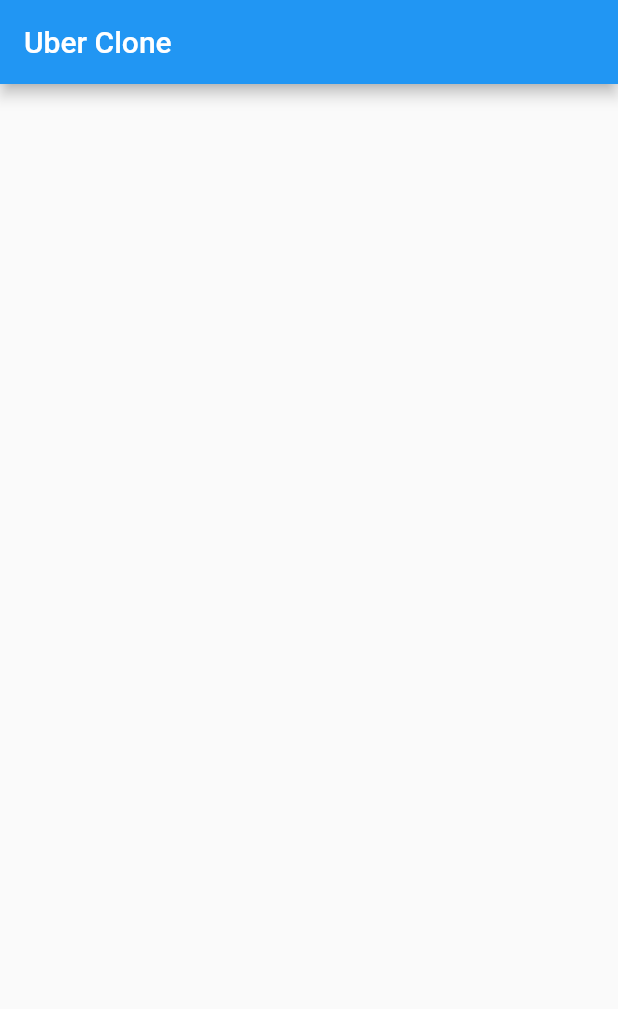
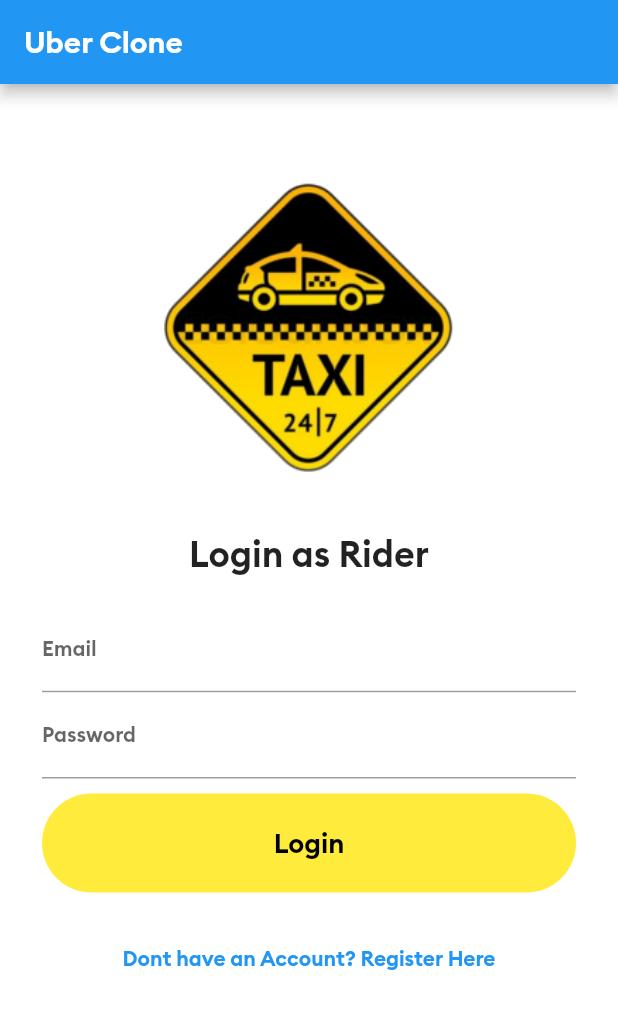
Before and after one commit to eagleeye0/uber_clone, a Flutter app: the screen it shows after launch, on a phone screen of 412 x 824 dp. Shown: the top 1009 px of the screen. Run offline on Flutter 3.47's test engine with Material 2 defaults, Android fonts, the light colour scheme and no system bars.

Commit message:
added login screen

```diff
--- a/uber_clone/analysis_options.yaml
+++ b/uber_clone/analysis_options.yaml
@@ -10,20 +10,20 @@
 include: package:flutter_lints/flutter.yaml
 
 linter:
-  # The lint rules applied to this project can be customized in the
-  # section below to disable rules from the `package:flutter_lints/flutter.yaml`
-  # included above or to enable additional rules. A list of all available lints
-  # and their documentation is published at
-  # https://dart-lang.github.io/linter/lints/index.html.
-  #
-  # Instead of disabling a lint rule for the entire project in the
-  # section below, it can also be suppressed for a single line of code
-  # or a specific dart file by using the `// ignore: name_of_lint` and
-  # `// ignore_for_file: name_of_lint` syntax on the line or in the file
-  # producing the lint.
-  rules:
-    # avoid_print: false  # Uncomment to disable the `avoid_print` rule
-    # prefer_single_quotes: true  # Uncomment to enable the `prefer_single_quotes` rule
-
+    # The lint rules applied to this project can be customized in the
+    # section below to disable rules from the `package:flutter_lints/flutter.yaml`
+    # included above or to enable additional rules. A list of all available lints
+    # and their documentation is published at
+    # https://dart-lang.github.io/linter/lints/index.html.
+    #
+    # Instead of disabling a lint rule for the entire project in the
+    # section below, it can also be suppressed for a single line of code
+    # or a specific dart file by using the `// ignore: name_of_lint` and
+    # `// ignore_for_file: name_of_lint` syntax on the line or in the file
+    # producing the lint.
+    rules:
+        prefer_const_constructors: false
+        # avoid_print: false  # Uncomment to disable the `avoid_print` rule
+        # prefer_single_quotes: true  # Uncomment to enable the `prefer_single_quotes` rule
 # Additional information about this file can be found at
 # https://dart.dev/guides/language/analysis-options
--- /dev/null
+++ b/uber_clone/lib/Screens/login_screen.dart
@@ -0,0 +1,110 @@
+import 'package:flutter/material.dart';
+
+class LoginScreen extends StatelessWidget {
+  const LoginScreen({Key? key}) : super(key: key);
+
+  @override
+  Widget build(BuildContext context) {
+    return Scaffold(
+      backgroundColor: Colors.white,
+      body: SingleChildScrollView(
+        child: Padding(
+          padding: const EdgeInsets.all(8.0),
+          child: Column(
+            children: [
+              SizedBox(
+                height: 35,
+              ),
+              Image(
+                image: AssetImage("images/logo.png"),
+                width: 390,
+                height: 240,
+                alignment: Alignment.center,
+              ),
+              SizedBox(height: 15),
+              Text(
+                "Login as Rider",
+                textAlign: TextAlign.center,
+                style: TextStyle(
+                  fontSize: 24,
+                  fontFamily: "Brand-Bold",
+                ),
+              ),
+              Padding(
+                padding: const EdgeInsets.all(20.0),
+                child: Column(
+                  children: [
+                    SizedBox(
+                      height: 1,
+                    ),
+                    TextField(
+                      keyboardType: TextInputType.emailAddress,
+                      decoration: InputDecoration(
+                        labelText: "Email",
+                        labelStyle: TextStyle(
+                          fontSize: 14,
+                        ),
+                        hintStyle: TextStyle(
+                          color: Colors.grey,
+                          fontSize: 10,
+                        ),
+                      ),
+                      style: TextStyle(
+                        fontSize: 14,
+                      ),
+                    ),
+                    SizedBox(height: 1),
+                    TextField(
+                      keyboardType: TextInputType.visiblePassword,
+                      decoration: InputDecoration(
+                        labelText: "Password",
+                        labelStyle: TextStyle(
+                          fontSize: 14,
+                        ),
+                        hintStyle: TextStyle(
+                          color: Colors.grey,
+                          fontSize: 10,
+                        ),
+                      ),
+                      style: TextStyle(
+                        fontSize: 14,
+                      ),
+                    ),
+                    SizedBox(height: 10),
+                    TextButton(
+                      onPressed: () {},
+                      style: ButtonStyle(
+                          shape: MaterialStateProperty.all(
+                              RoundedRectangleBorder(
+                                  borderRadius: BorderRadius.circular(40))),
+                          backgroundColor:
+                              MaterialStateProperty.all(Colors.yellow)),
+                      child: Container(
+                        height: 50,
+                        child: Center(
+                          child: Text(
+                            "Login",
+                            style: TextStyle(
+                                color: Colors.black,
+                                fontSize: 18,
+                                fontFamily: "Brand-Bold"),
+                          ),
+                        ),
+                      ),
+                    ),
+                  ],
+                ),
+              ),
+              TextButton(
+                onPressed: () {
+                  print("clicked sign up button");
+                },
+                child: Text("Dont have an Account? Register Here"),
+              )
+            ],
+          ),
+        ),
+      ),
+    );
+  }
+}
--- a/uber_clone/lib/Screens/mainscreen.dart
+++ b/uber_clone/lib/Screens/main_screen.dart
@@ -1,4 +1,5 @@
 import 'package:flutter/material.dart';
+import 'package:uber_clone/Screens/login_screen.dart';
 
 class MainScreen extends StatefulWidget {
   const MainScreen({Key? key}) : super(key: key);
@@ -14,6 +15,7 @@
       appBar: AppBar(
         title: const Text("Uber Clone"),
       ),
+      body: LoginScreen(),
     );
   }
 }
--- a/uber_clone/lib/main.dart
+++ b/uber_clone/lib/main.dart
@@ -1,5 +1,5 @@
 import 'package:flutter/material.dart';
-import 'package:uber_clone/Screens/mainscreen.dart';
+import 'package:uber_clone/Screens/main_screen.dart';
 
 void main() {
   runApp(const App());
@@ -16,9 +16,10 @@
   @override
   Widget build(BuildContext context) {
     return MaterialApp(
-      title: 'Flutter Demo',
+      title: 'Uber Clone',
       theme: ThemeData(
         primarySwatch: Colors.blue,
+        fontFamily: "Brand-Bold",
       ),
       home: MainScreen(),
     );
```
Also changed, not shown: uber_clone/pubspec.yaml (+47 -50 lines), uber_clone/fonts/Signatra.ttf (added), uber_clone/fonts/bolt-regular.ttf (added), uber_clone/fonts/bolt-semibold.ttf (added), uber_clone/images/car_android.png (added), uber_clone/images/car_ios.png (added), uber_clone/images/desticon.png (added), uber_clone/images/desticon1.png (added), uber_clone/images/logo.png (added), uber_clone/images/logo1.png (added), uber_clone/images/pickicon.png (added), uber_clone/images/posimarker.png (added), uber_clone/images/redmarker.png (added), uber_clone/images/taxi.png (added), 2 more files, 1 other file.
